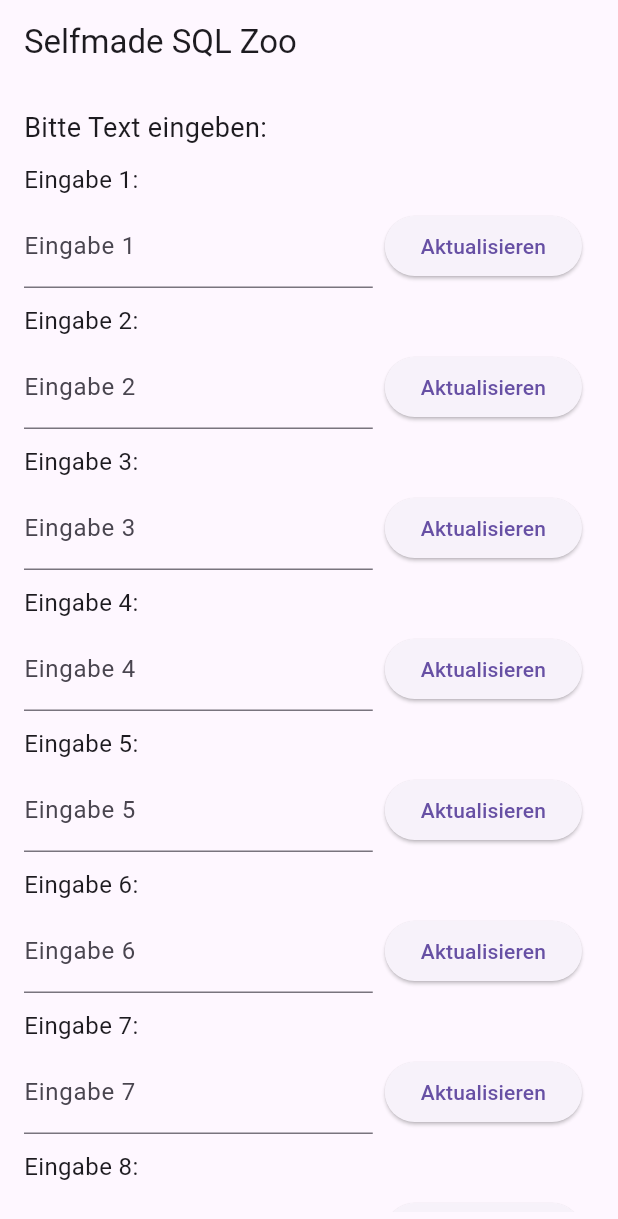
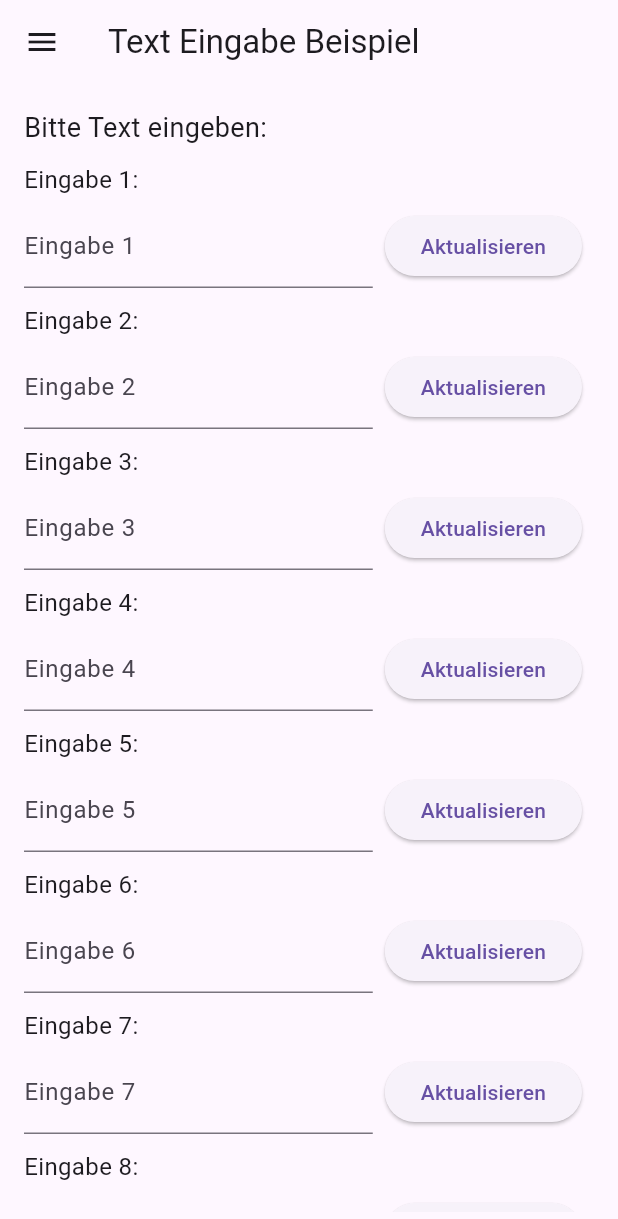
Before and after one commit to Kein010/SQLzooSelfmade, a Flutter app: the screen it shows after launch, on a phone screen of 412 x 824 dp. Shown: the top 1219 px of the screen. Run offline on Flutter 3.47's test engine with Material 3 defaults, Android fonts, the phone set to English and light mode, and no system bars.

Commit message:
LEON ZUFRIEDEN STELLEN

```diff
--- a/sql_zoo_selfmade/lib/main.dart
+++ b/sql_zoo_selfmade/lib/main.dart
@@ -1,12 +1,11 @@
 import 'package:flutter/material.dart';
+import 'Screens/Login.dart';
 
 void main() {
-  runApp(const MyApp());
+  runApp(MyApp());
 }
 
 class MyApp extends StatelessWidget {
-  const MyApp({super.key});
-
   @override
   Widget build(BuildContext context) {
     return MaterialApp(
@@ -20,8 +19,6 @@
 }
 
 class MyHomePage extends StatefulWidget {
-  const MyHomePage({super.key});
-
   @override
   MyHomePageState createState() => MyHomePageState();
 }
@@ -53,18 +50,54 @@
   Widget build(BuildContext context) {
     return Scaffold(
       appBar: AppBar(
-        title: const Text('Selfmade SQL Zoo'),
+        title: Text('Text Eingabe Beispiel'),
+      ),
+      drawer: Drawer(
+        child: ListView(
+          padding: EdgeInsets.zero,
+          children: <Widget>[
+            const DrawerHeader(
+              decoration: BoxDecoration(
+                color: Colors.blue,
+              ),
+              child: Text(
+                'Menü',
+                style: TextStyle(
+                  color: Colors.white,
+                  fontSize: 24,
+                ),
+              ),
+            ),
+            ListTile(
+              leading: Icon(Icons.home),
+              title: Text('Startseite'),
+              onTap: () {
+                Navigator.pop(context);
+              },
+            ),
+            ListTile(
+              leading: Icon(Icons.navigate_next),
+              title: Text('Weitere Seite'),
+              onTap: () {
+                Navigator.push(
+                  context,
+                  MaterialPageRoute(builder: (context) => LoginPage()),
+                );
+              },
+            ),
+          ],
+        ),
       ),
       body: Padding(
         padding: const EdgeInsets.all(16.0),
         child: Column(
           crossAxisAlignment: CrossAxisAlignment.start,
           children: <Widget>[
-           const Text(
+            Text(
               'Bitte Text eingeben:',
               style: TextStyle(fontSize: 18),
             ),
-          const SizedBox(height: 10),
+            SizedBox(height: 10),
             Expanded(
               child: ListView.builder(
                 itemCount: 10,
@@ -76,9 +109,9 @@
                       children: <Widget>[
                         Text(
                           'Eingabe ${index + 1}:',
-                          style:const TextStyle(fontSize: 16),
+                          style: TextStyle(fontSize: 16),
                         ),
-                      const SizedBox(height: 5),
+                        SizedBox(height: 5),
                         Row(
                           children: <Widget>[
                             Expanded(
@@ -87,12 +120,12 @@
                                 decoration: InputDecoration(labelText: 'Eingabe ${index + 1}'),
                               ),
                             ),
-                          const SizedBox(width: 8),
+                            SizedBox(width: 8),
                             ElevatedButton(
                               onPressed: () => updateText(index),
-                              child: const Text('Aktualisieren'),
+                              child: Text('Aktualisieren'),
                             ),
-                           const SizedBox(width: 8),
+                            SizedBox(width: 8),
                             if (displayTexts[index].isNotEmpty)
                               Icon(
                                 isCorrect(displayTexts[index]) ? Icons.check : Icons.close,
```
Also changed, not shown: sql_zoo_selfmade/lib/Screens/Login.dart (added, +135 -0 lines), 1 other file.
